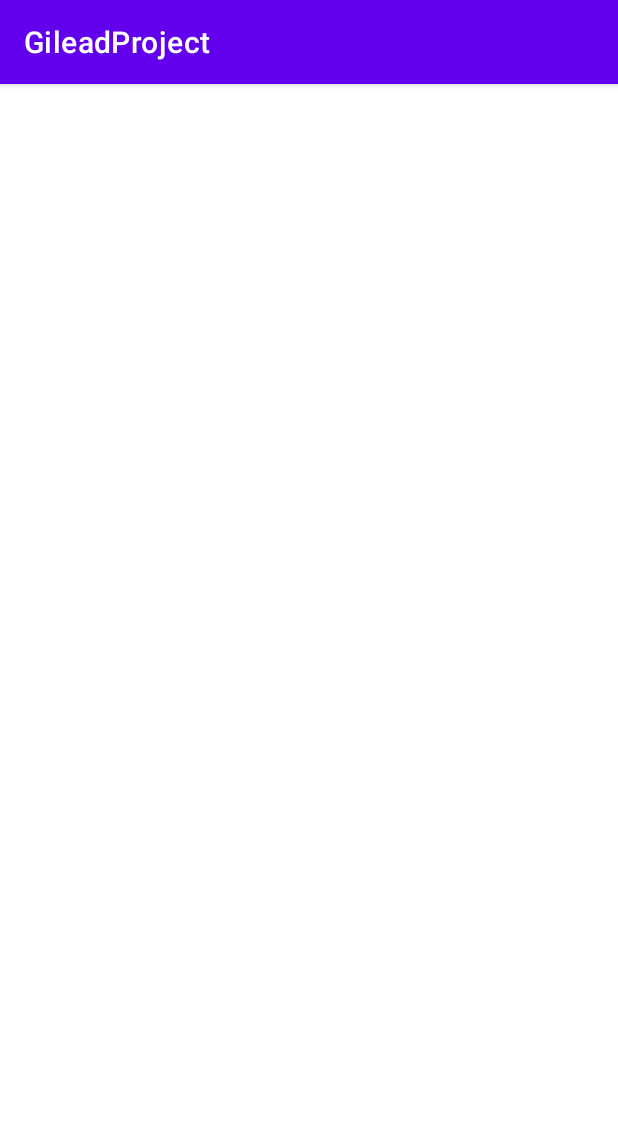
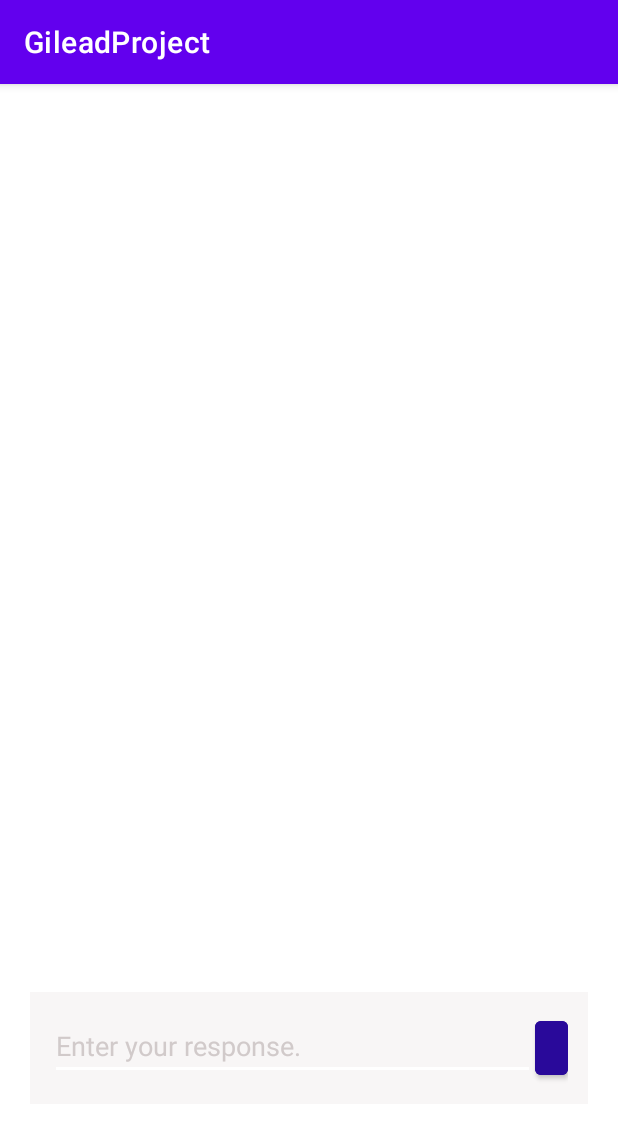
Before and after one commit to kimr314159/Android-Hive-Healthcare, an Android app: the MainActivity screen opened directly, with no data from a screen before it, on a phone screen of 412 x 824 dp. Shown: the top 1121 px of the screen. Run offline under Robolectric (Android 15) with nearby library versions, the phone set to English and light mode, and no system bars.

Commit message:
Update input support for main activity layout

```diff
--- a/app/src/main/res/layout/activity_main.xml
+++ b/app/src/main/res/layout/activity_main.xml
@@ -4,6 +4,43 @@
     xmlns:tools="http://schemas.android.com/tools"
     android:layout_width="match_parent"
     android:layout_height="match_parent"
+    android:padding="30px"
     tools:context=".MainActivity">
 
+    <LinearLayout
+        android:layout_width="match_parent"
+        android:layout_height="match_parent"
+        android:orientation="vertical">
+
+        <LinearLayout
+            android:layout_width="match_parent"
+            android:layout_height="585dp"
+            android:orientation="horizontal"></LinearLayout>
+
+        <LinearLayout
+            android:layout_width="match_parent"
+            android:layout_height="wrap_content"
+            android:background="#F8F6F6"
+            android:orientation="horizontal"
+            android:padding="20px">
+
+            <EditText
+                android:id="@+id/editTextTextPersonName"
+                android:layout_width="323dp"
+                android:layout_height="wrap_content"
+                android:backgroundTint="#FFFFFF"
+                android:ems="10"
+                android:inputType="textPersonName"
+                android:text="Enter your response."
+                android:textColor="#D1CACA" />
+
+            <Button
+                android:id="@+id/button4"
+                android:layout_width="wrap_content"
+                android:layout_height="wrap_content"
+                android:backgroundTint="#29099A"
+                android:text=">" />
+        </LinearLayout>
+    </LinearLayout>
+
 </androidx.constraintlayout.widget.ConstraintLayout>
```
